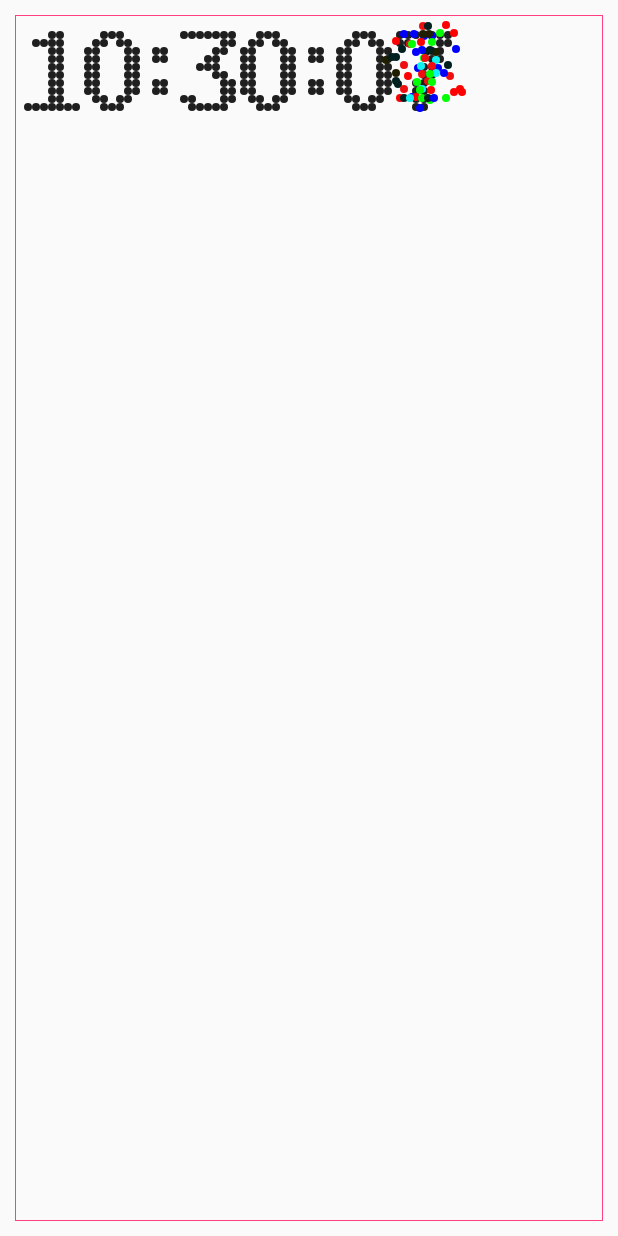
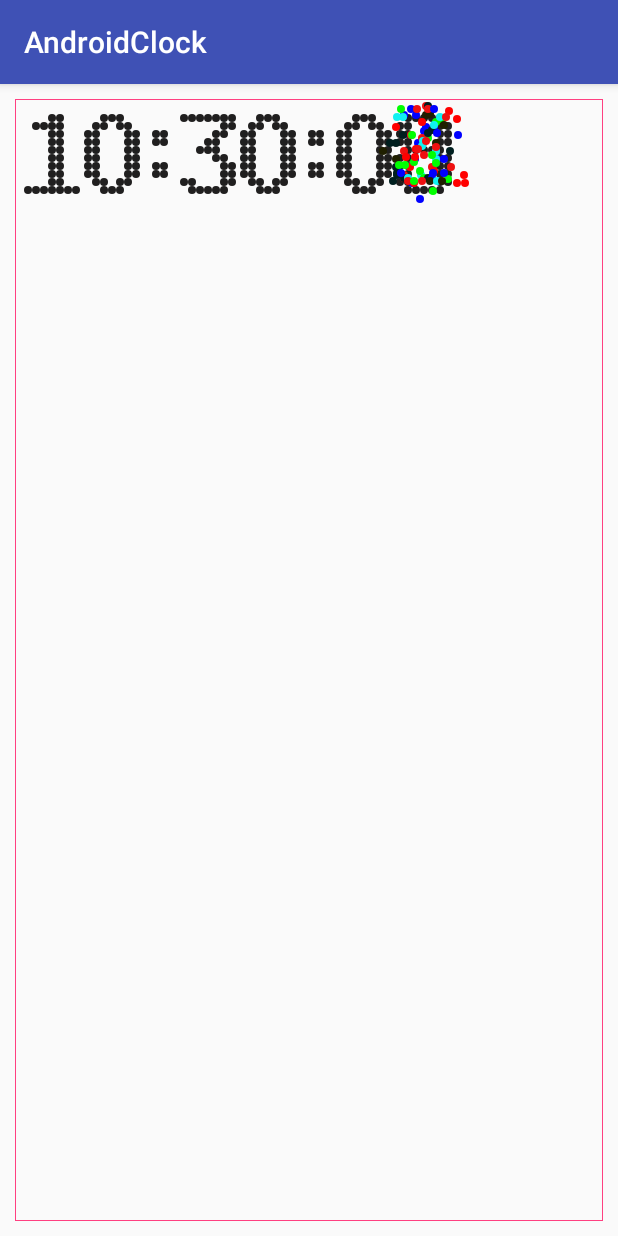
Before and after one commit to suzp1984/AndroidClock, an Android app: the screen it shows after launch (MainActivity), on a phone screen of 412 x 824 dp. Run offline under Robolectric (Android 15) with nearby library versions, the phone set to English and light mode, and no system bars; our stand-ins replace ButterKnife.

Commit message:
use the layout of support.design package

```diff
--- a/app/src/main/java/suzp1984/github/io/androidclock/MainActivity.java
+++ b/app/src/main/java/suzp1984/github/io/androidclock/MainActivity.java
@@ -2,6 +2,7 @@ package suzp1984.github.io.androidclock;
 
 import android.support.v7.app.AppCompatActivity;
 import android.os.Bundle;
+import android.support.v7.widget.Toolbar;
 import android.util.Log;
 
 import butterknife.BindView;
@@ -11,7 +12,11 @@ import suzp1984.github.io.androidclock.widget.ClockView;
 
 public class MainActivity extends AppCompatActivity {
 
-    @BindView(R.id.clock) ClockView clock;
+    @BindView(R.id.clock)
+    ClockView clock;
+
+    @BindView(R.id.toolbar)
+    Toolbar toolbar;
 
     private Unbinder mButterUnbinder;
 
@@ -21,6 +26,11 @@ public class MainActivity extends AppCompatActivity {
         setContentView(R.layout.activity_main);
 
         mButterUnbinder = ButterKnife.bind(this);
+
+        if (toolbar != null) {
+
+            setSupportActionBar(toolbar);
+        }
     }
 
     @Override
--- a/app/src/main/res/layout/activity_main.xml
+++ b/app/src/main/res/layout/activity_main.xml
@@ -1,14 +1,41 @@
 <?xml version="1.0" encoding="utf-8"?>
-<FrameLayout xmlns:android="http://schemas.android.com/apk/res/android"
+<android.support.design.widget.CollapsingToolbarLayout
+    xmlns:android="http://schemas.android.com/apk/res/android"
     xmlns:tools="http://schemas.android.com/tools"
+    xmlns:app="http://schemas.android.com/apk/res-auto"
     xmlns:clock="http://schemas.android.com/apk/res/suzp1984.github.io.androidclock"
     android:layout_width="match_parent"
     android:layout_height="match_parent"
+    tools:context="suzp1984.github.io.androidclock.MainActivity"
+    >
+
+    <android.support.design.widget.AppBarLayout
+        android:id="@+id/appbar"
+        android:layout_width="match_parent"
+        android:layout_height="wrap_content"
+        android:theme="@style/ThemeOverlay.AppCompat.Dark.ActionBar"
+        >
+        <android.support.v7.widget.Toolbar
+            android:id="@+id/toolbar"
+            android:background="?attr/colorPrimary"
+            android:layout_width="match_parent"
+            android:layout_height="?attr/actionBarSize"
+            app:popupTheme="@style/ThemeOverlay.AppCompat.Dark"
+            app:layout_scrollFlags="scroll|enterAlways"
+            >
+
+        </android.support.v7.widget.Toolbar>
+
+    </android.support.design.widget.AppBarLayout>
+
+    <FrameLayout
+        android:layout_width="match_parent"
+        android:layout_height="match_parent"
+        android:layout_marginTop="?attr/actionBarSize"
         android:paddingBottom="@dimen/activity_vertical_margin"
         android:paddingLeft="@dimen/activity_horizontal_margin"
         android:paddingRight="@dimen/activity_horizontal_margin"
-    android:paddingTop="@dimen/activity_vertical_margin"
-    tools:context="suzp1984.github.io.androidclock.MainActivity">
+        android:paddingTop="@dimen/activity_vertical_margin" >
 
         <suzp1984.github.io.androidclock.widget.ClockView
             android:id="@+id/clock"
@@ -21,3 +48,5 @@
             />
 
     </FrameLayout>
+
+</android.support.design.widget.CollapsingToolbarLayout>
```
Lines whose indentation alone changed are shown as unchanged.
